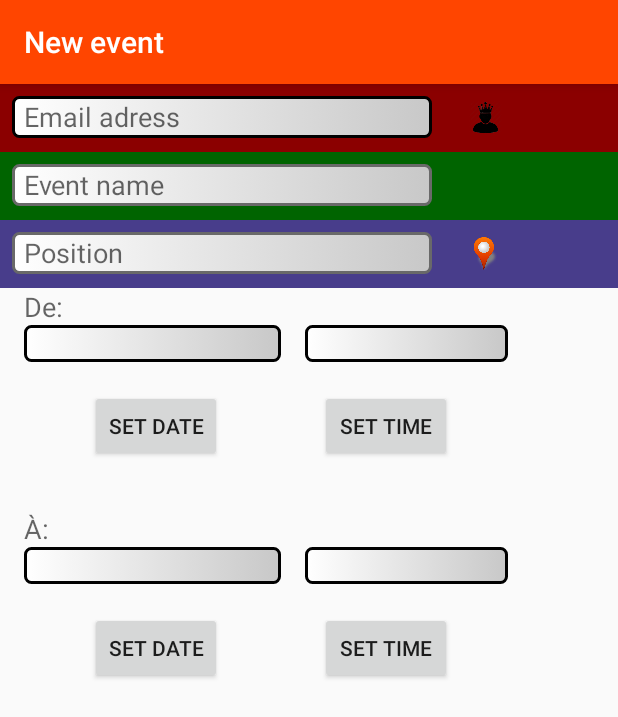
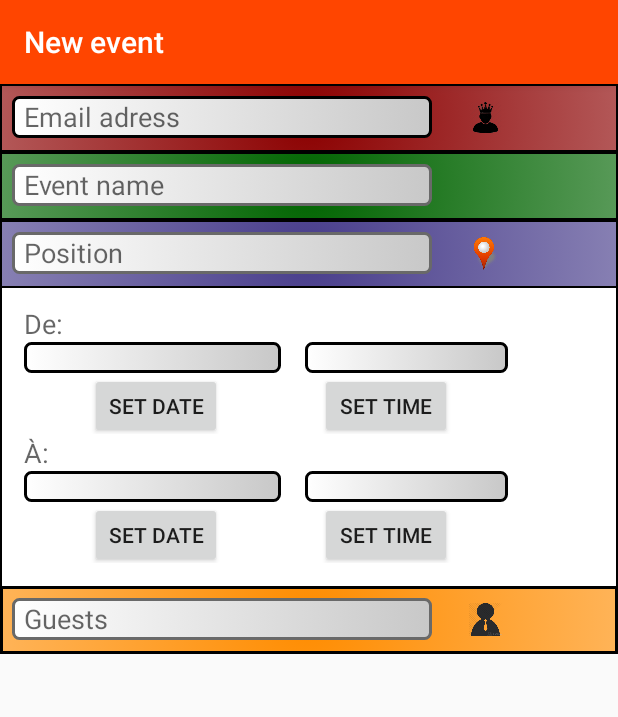
Before and after one commit to JeremyBidet/GeoPlan, an Android app: the NewEventActivity screen opened directly, with no data from a screen before it, on a phone screen of 412 x 824 dp. Shown: the top 717 px of the screen. Run offline under Robolectric (Android 15) with nearby library versions, the phone set to English and light mode, and no system bars; 1 statement that could not run was skipped.

Commit message:
border for layouts and guests

```diff
--- a/app/src/main/java/fr/upem/geoplan/NewEventActivity.java
+++ b/app/src/main/java/fr/upem/geoplan/NewEventActivity.java
@@ -35,6 +35,8 @@ public class NewEventActivity extends AppCompatActivity implements
         image_name_event.setImageResource(R.drawable.event_name);
         ImageView image_position = (ImageView)findViewById(R.id.imageViewPosition);
         image_position.setImageResource(R.drawable.position);
+        ImageView image_guests = (ImageView)findViewById(R.id.imageViewGuests);
+        image_guests.setImageResource(R.drawable.guest);
         setTitle("New event");
 
         btnCalendarStart = (Button) findViewById(R.id.startingDate);
--- /dev/null
+++ b/app/src/main/res/drawable/layout_border_email_adress.xml
@@ -0,0 +1,17 @@
+<?xml version="1.0" encoding="utf-8"?>
+<selector xmlns:android="http://schemas.android.com/apk/res/android">
+
+    <item android:state_enabled="true">
+        <shape android:padding="10dp" android:shape="rectangle">
+            <stroke android:width="1dp" android:color="@color/Black"/>
+            <corners android:radius="0dp" />
+            <gradient
+                android:startColor="@color/DarkRed"
+                android:endColor="#FFFFFF"
+                android:type="radial"
+                android:gradientRadius="600dp"
+                />
+        </shape>
+    </item>
+
+</selector>
--- /dev/null
+++ b/app/src/main/res/drawable/layout_border_event_name.xml
@@ -0,0 +1,16 @@
+<?xml version="1.0" encoding="utf-8"?>
+<selector xmlns:android="http://schemas.android.com/apk/res/android">
+
+    <item android:state_enabled="true">
+        <shape android:padding="10dp" android:shape="rectangle">
+            <stroke android:width="1dp" android:color="@color/Black"/>
+            <corners android:radius="0dp" />
+            <gradient
+                android:startColor="@color/DarkGreen"
+                android:endColor="#FFFFFF"
+                android:type="radial"
+                android:gradientRadius="600dp"/>
+        </shape>
+    </item>
+
+</selector>
--- /dev/null
+++ b/app/src/main/res/drawable/layout_border_guests.xml
@@ -0,0 +1,16 @@
+<?xml version="1.0" encoding="utf-8"?>
+<selector xmlns:android="http://schemas.android.com/apk/res/android">
+
+    <item android:state_enabled="true">
+        <shape android:padding="10dp" android:shape="rectangle">
+            <stroke android:width="2dp" android:color="@color/Black"/>
+            <corners android:radius="0dp" />
+            <gradient
+                android:startColor="@color/DarkOrange"
+                android:endColor="#FFFFFF"
+                android:type="radial"
+                android:gradientRadius="600dp"/>
+        </shape>
+    </item>
+
+</selector>
--- /dev/null
+++ b/app/src/main/res/drawable/layout_border_picker.xml
@@ -0,0 +1,16 @@
+<?xml version="1.0" encoding="utf-8"?>
+<selector xmlns:android="http://schemas.android.com/apk/res/android">
+
+    <item android:state_enabled="true">
+        <shape android:padding="50dp" android:shape="rectangle">
+            <stroke android:width="1dp" android:color="@color/Black"/>
+            <corners android:radius="0dp" />
+            <gradient
+                android:startColor="@color/white"
+                android:endColor="#FFFFFF"
+                android:type="radial"
+                android:gradientRadius="600dp"/>
+        </shape>
+    </item>
+
+</selector>
--- /dev/null
+++ b/app/src/main/res/drawable/layout_border_position.xml
@@ -0,0 +1,16 @@
+<?xml version="1.0" encoding="utf-8"?>
+<selector xmlns:android="http://schemas.android.com/apk/res/android">
+
+    <item android:state_enabled="true">
+        <shape android:padding="10dp" android:shape="rectangle">
+            <stroke android:width="1dp" android:color="@color/Black"/>
+            <corners android:radius="0dp" />
+            <gradient
+                android:startColor="@color/DarkSlateBlue"
+                android:endColor="#FFFFFF"
+                android:type="radial"
+                android:gradientRadius="600dp"/>
+        </shape>
+    </item>
+
+</selector>
--- a/app/src/main/res/layout/activity_new_event.xml
+++ b/app/src/main/res/layout/activity_new_event.xml
@@ -1,20 +1,23 @@
 <?xml version="1.0" encoding="utf-8"?>
-<LinearLayout android:orientation="vertical" xmlns:android="http://schemas.android.com/apk/res/android"
+<ScrollView xmlns:android="http://schemas.android.com/apk/res/android"
     xmlns:tools="http://schemas.android.com/tools"
     android:layout_width="match_parent"
     android:layout_height="match_parent"
-    android:paddingBottom="@dimen/activity_vertical_margin"
-
     tools:context="fr.upem.geoplan.NewEventActivity"
-    android:weightSum="1">
-
+    >
+    <LinearLayout android:orientation="vertical"
+        xmlns:tools="http://schemas.android.com/tools"
+        android:layout_width="match_parent"
+        android:layout_height="match_parent"
+        android:background="@drawable/layout_border_picker"
+    >
         <LinearLayout
             android:orientation="horizontal"
             android:layout_width="match_parent"
             android:layout_height="45dp"
             android:layout_alignParentBottom="true"
             android:layout_alignParentLeft="true"
-        android:background="@color/DarkRed"
+            android:background="@drawable/layout_border_email_adress"
             android:weightSum="1">
 
             <EditText
@@ -46,7 +49,7 @@
             android:layout_height="45dp"
             android:layout_below="@+id/linearLayout"
             android:layout_alignParentLeft="true"
-        android:background="@color/DarkGreen"
+            android:background="@drawable/layout_border_event_name"
             >
 
             <EditText
@@ -72,7 +75,8 @@
             android:layout_width="match_parent"
             android:layout_height="45dp"
             android:layout_alignParentLeft="true"
-        android:background="@color/DarkSlateBlue"
+            android:layout_marginBottom="1dp"
+            android:background="@drawable/layout_border_position"
             >
 
             <EditText
@@ -93,6 +97,7 @@
         </LinearLayout>
 
             <TextView
+                android:paddingTop="10dp"
                 android:layout_width="wrap_content"
                 android:layout_height="wrap_content"
                 android:textAppearance="?android:attr/textAppearanceMedium"
@@ -203,6 +208,7 @@
                 android:orientation="horizontal"
                 android:layout_width="match_parent"
                 android:layout_height="wrap_content"
+
                 android:layout_weight="0.38">
 
                 <Button
@@ -221,7 +227,37 @@
                     android:id="@+id/endingTime" />
             </LinearLayout>
         </LinearLayout>
+        <LinearLayout
+            android:orientation="horizontal"
+            android:layout_width="match_parent"
+            android:layout_height="45dp"
+            android:layout_alignParentBottom="true"
+            android:layout_alignParentLeft="true"
+            android:layout_marginTop="15dp"
+            android:background="@drawable/layout_border_guests"
+            android:weightSum="1">
 
+            <EditText
+                android:layout_margin="8dp"
+                android:layout_width="280dp"
+                android:layout_height="28dp"
+                android:hint="Guests"
+                android:ems="10"
+                android:id="@+id/guests"
+                android:paddingLeft="8dp"
+                android:layout_alignParentTop="true"
+                android:layout_alignParentLeft="true"
+                android:background="@drawable/edit_text_style"
+                />
 
+            <ImageView
+                android:layout_marginTop="11dp"
+                android:layout_width="55dp"
+                android:layout_height="22dp"
+                android:id="@+id/imageViewGuests"
+                />
 
         </LinearLayout>
+
+    </LinearLayout>
+</ScrollView>
```
Also changed, not shown: app/src/main/res/drawable/guest.png (added). Lines whose indentation alone changed are shown as unchanged.
